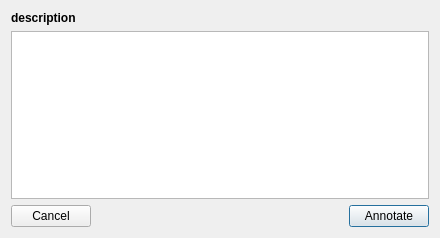
This is chart/ui/annotate.ui in BioSignalML/biosignalml-browser as Qt 5 draws it before an edit. The edited form follows.
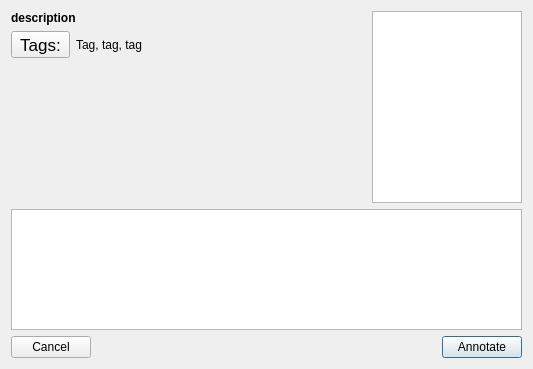
This is the edited form.

Commit message: Add semantic tagging to annotations.

What changed in the file:
```diff
--- a/chart/ui/annotate.ui
+++ b/chart/ui/annotate.ui
@@ -9,19 +9,25 @@
    <rect>
     <x>0</x>
     <y>0</y>
-    <width>440</width>
-    <height>238</height>
+    <width>533</width>
+    <height>369</height>
    </rect>
   </property>
   <property name="windowTitle">
    <string>Annotation</string>
   </property>
+  <layout class="QHBoxLayout" name="horizontalLayout_4">
+   <item>
+    <layout class="QVBoxLayout" name="verticalLayout_2">
+     <item>
+      <layout class="QHBoxLayout" name="horizontalLayout_3" stretch="4,0,0">
+       <item>
   <layout class="QVBoxLayout" name="verticalLayout">
    <item>
     <widget class="QLabel" name="description">
      <property name="sizePolicy">
       <sizepolicy hsizetype="Expanding" vsizetype="Preferred">
-       <horstretch>0</horstretch>
+             <horstretch>5</horstretch>
        <verstretch>0</verstretch>
       </sizepolicy>
      </property>
@@ -43,20 +49,119 @@
     </widget>
    </item>
    <item>
-    <spacer name="verticalSpacer">
+          <layout class="QHBoxLayout" name="horizontalLayout_2">
+           <item>
+            <widget class="QToolButton" name="tags">
+             <property name="sizePolicy">
+              <sizepolicy hsizetype="Fixed" vsizetype="Fixed">
+               <horstretch>0</horstretch>
+               <verstretch>0</verstretch>
+              </sizepolicy>
+             </property>
+             <property name="font">
+              <font>
+               <pointsize>13</pointsize>
+               <weight>50</weight>
+               <bold>false</bold>
+              </font>
+             </property>
+             <property name="text">
+              <string>Tags:</string>
+             </property>
+            </widget>
+           </item>
+           <item>
+            <widget class="QLabel" name="taglabels">
+             <property name="text">
+              <string>Tag, tag, tag</string>
+             </property>
+             <property name="alignment">
+              <set>Qt::AlignLeading|Qt::AlignLeft|Qt::AlignVCenter</set>
+             </property>
+            </widget>
+           </item>
+           <item>
+            <spacer name="horizontalSpacer">
+             <property name="orientation">
+              <enum>Qt::Horizontal</enum>
+             </property>
+             <property name="sizeHint" stdset="0">
+              <size>
+               <width>13</width>
+               <height>20</height>
+              </size>
+             </property>
+            </spacer>
+           </item>
+          </layout>
+         </item>
+         <item>
+          <spacer name="verticalSpacer_2">
      <property name="orientation">
       <enum>Qt::Vertical</enum>
      </property>
      <property name="sizeHint" stdset="0">
       <size>
-       <width>17</width>
+             <width>20</width>
+             <height>40</height>
+            </size>
+           </property>
+          </spacer>
+         </item>
+        </layout>
+       </item>
+       <item>
+        <spacer name="horizontalSpacer_3">
+         <property name="orientation">
+          <enum>Qt::Horizontal</enum>
+         </property>
+         <property name="sizeHint" stdset="0">
+          <size>
+           <width>40</width>
+           <height>20</height>
+          </size>
+         </property>
+        </spacer>
+       </item>
+       <item>
+        <widget class="QListWidget" name="taglist">
+         <property name="enabled">
+          <bool>true</bool>
+         </property>
+         <property name="sizePolicy">
+          <sizepolicy hsizetype="Expanding" vsizetype="MinimumExpanding">
+           <horstretch>0</horstretch>
+           <verstretch>0</verstretch>
+          </sizepolicy>
+         </property>
+         <property name="minimumSize">
+          <size>
+           <width>100</width>
        <height>0</height>
       </size>
      </property>
-    </spacer>
+         <property name="maximumSize">
+          <size>
+           <width>150</width>
+           <height>16777215</height>
+          </size>
+         </property>
+         <property name="resizeMode">
+          <enum>QListView::Fixed</enum>
+         </property>
+        </widget>
+       </item>
+      </layout>
    </item>
    <item>
-    <widget class="QPlainTextEdit" name="annotation"/>
+      <widget class="QPlainTextEdit" name="annotation">
+       <property name="sizePolicy">
+        <sizepolicy hsizetype="Expanding" vsizetype="Expanding">
+         <horstretch>0</horstretch>
+         <verstretch>3</verstretch>
+        </sizepolicy>
+       </property>
+      </widget>
    </item>
    <item>
     <layout class="QHBoxLayout" name="horizontalLayout">
@@ -96,6 +201,8 @@
     </layout>
    </item>
   </layout>
+   </item>
+  </layout>
  </widget>
  <resources/>
  <connections>
```
Left out of the diff: 8 changed lines with no effect on the pictures. Lines whose indentation alone changed are shown as unchanged. The commit also changes 3 other files.
